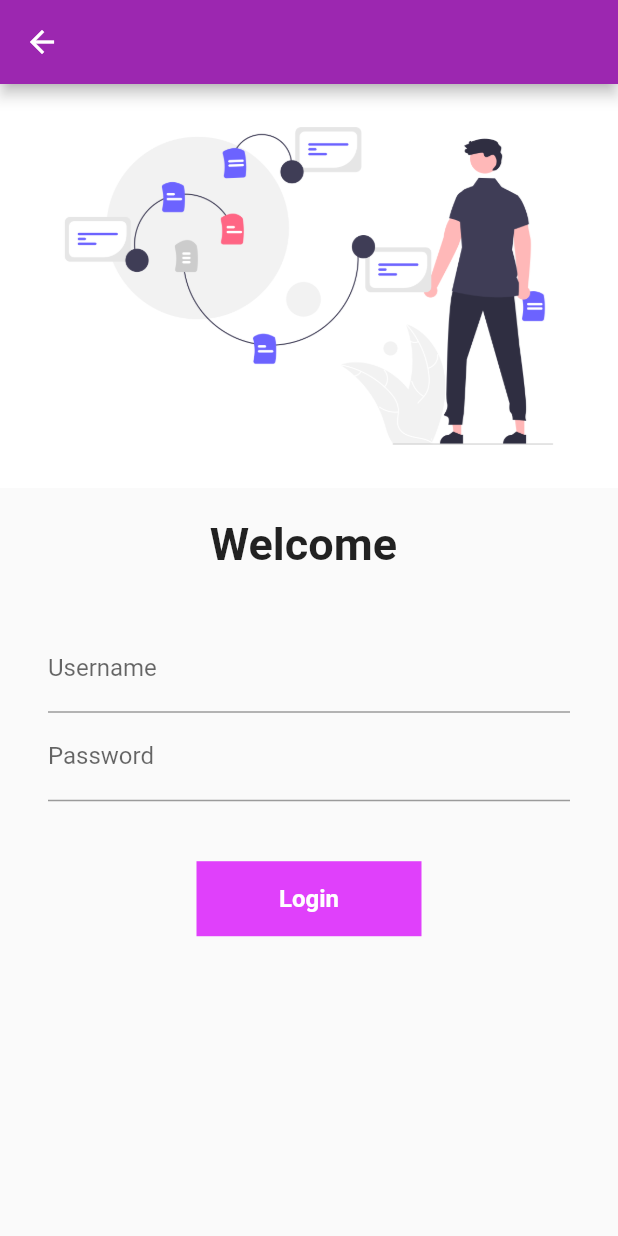
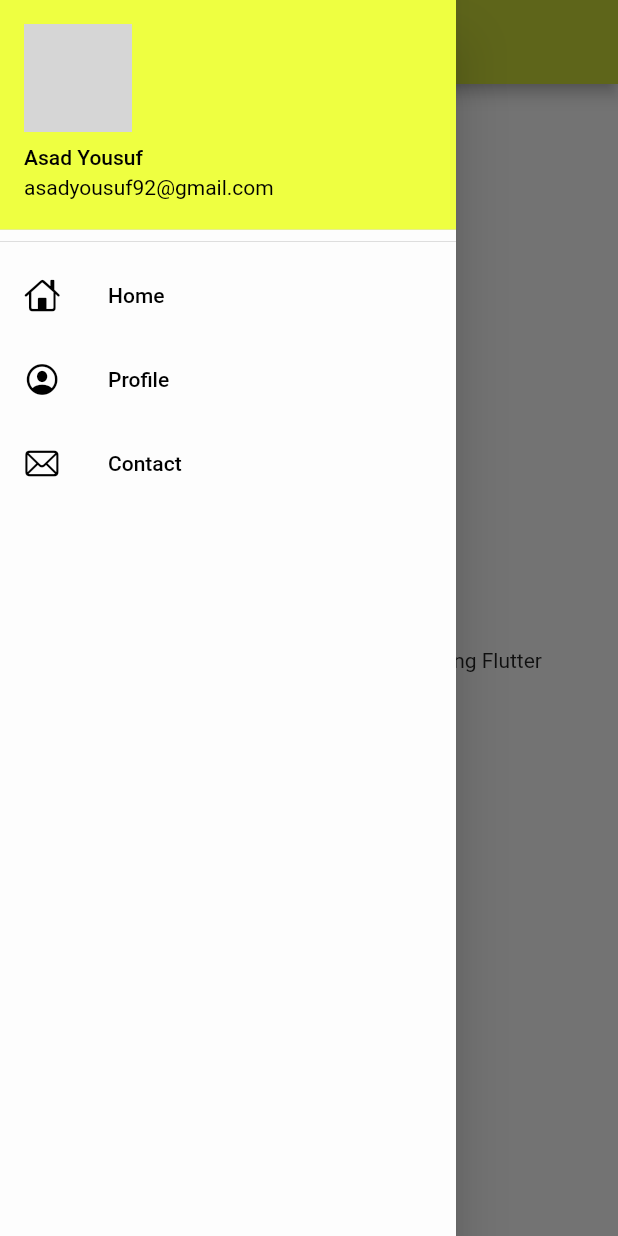
Before and after one commit to asad1729/Flutter-Catalog-, a Flutter app: the screen it shows after launch, with the side drawer open (before the commit the screen has no drawer), on a phone screen of 412 x 824 dp. Run offline on Flutter 3.47's test engine with Material 2 defaults, Android fonts, the phone set to English and light mode, and no system bars; network calls fail; grey boxes are pictures that could not be loaded.

Commit message:
Day 9 done

```diff
--- a/lib/main.dart
+++ b/lib/main.dart
@@ -21,7 +21,8 @@ class MyApp extends StatelessWidget {
         themeMode: ThemeMode.light,
         theme: ThemeData(primarySwatch: Colors.purple),
         darkTheme: ThemeData(brightness: Brightness.dark),
-        initialRoute: "/login",
+        debugShowCheckedModeBanner: false,
+        initialRoute: MyRoutes.homeRoute,
         routes: {
           "/": (context) => log_in_page(),
           MyRoutes.loginRoute: (context) => log_in_page(),
--- a/lib/screens/home_page.dart
+++ b/lib/screens/home_page.dart
@@ -1,4 +1,5 @@
 import 'package:flutter/material.dart';
+import 'package:flutter_catalog/widgets/drawer.dart';
 
 class HomePage extends StatelessWidget {
   @override
@@ -16,7 +17,7 @@ class HomePage extends StatelessWidget {
           child: Text(" Welcome to $days days of development using $name"),
         ),
       ),
-      drawer: Drawer(),
+      drawer: MyDrawer(),
     );
   }
 }
--- /dev/null
+++ b/lib/widgets/drawer.dart
@@ -0,0 +1,56 @@
+import 'package:flutter/cupertino.dart';
+import 'package:flutter/material.dart';
+
+class MyDrawer extends StatelessWidget {
+  const MyDrawer({Key? key}) : super(key: key);
+
+  @override
+  Widget build(BuildContext context) {
+    final imageUrl =
+        "https://cdnb.artstation.com/p/assets/images/images/013/364/201/large/ryan-qadri-img-20181011-182405.jpg?1539254081";
+    return Drawer(
+      child: Container(
+        color: Colors.white54,
+        child: ListView(children: [
+          DrawerHeader(
+            padding: EdgeInsets.zero,
+            child: UserAccountsDrawerHeader(
+              decoration: BoxDecoration(color: Colors.limeAccent),
+              accountName: Text(
+                "Asad Yousuf",
+                style: TextStyle(color: Colors.black),
+              ),
+              accountEmail: Text(
+                "asadyousuf92@gmail.com",
+                style: TextStyle(color: Colors.black),
+              ),
+              currentAccountPicture: CircleAvatar(
+                backgroundImage: NetworkImage(imageUrl),
+              ),
+            ),
+          ),
+          ListTile(
+              leading: Icon(CupertinoIcons.home, color: Colors.black),
+              title: Text(
+                "Home",
+                style: TextStyle(
+                  color: Colors.black,
+                ),
+              )),
+          ListTile(
+              leading:
+                  Icon(CupertinoIcons.profile_circled, color: Colors.black),
+              title: Text(
+                "Profile",
+                style: TextStyle(
+                  color: Colors.black,
+                ),
+              )),
+          ListTile(
+              leading: Icon(CupertinoIcons.mail, color: Colors.black),
+              title: Text("Contact ", style: TextStyle(color: Colors.black)))
+        ]),
+      ),
+    );
+  }
+}
```
